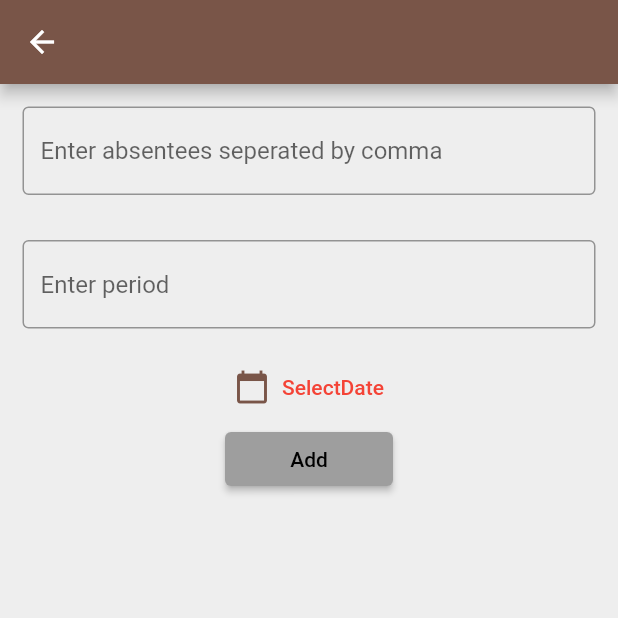
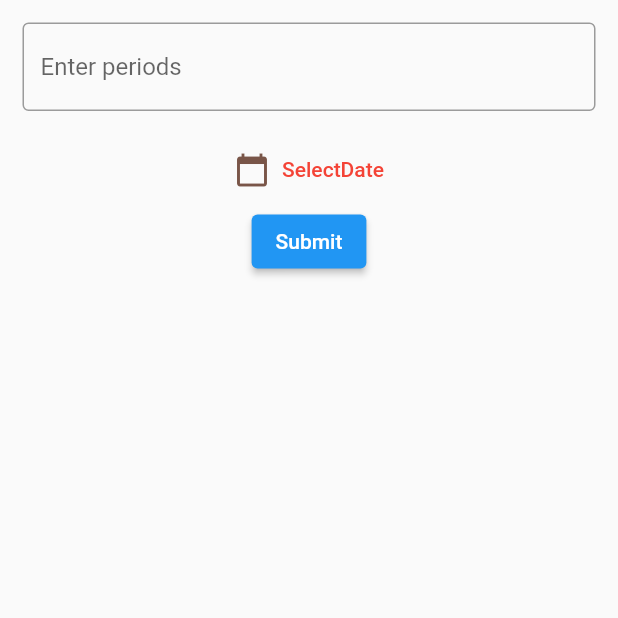
Before and after one commit to rjtechlab/attendance_calculator, a Flutter app: the AttendanceScreen screen opened directly with empty values, after a tap on the "add" icon, on a phone screen of 412 x 824 dp, the top half of it. Run offline on Flutter 3.47's test engine with Material 2 defaults, Android fonts, the phone set to English and light mode, and no system bars; our stand-ins replace hive_flutter; accounts and stored records are empty.

Commit message:
attendance entry on each period added,have to remove double comma

```diff
--- /dev/null
+++ b/lib/screens/add_period.dart
@@ -0,0 +1,95 @@
+import 'package:attendance_calculator/model/subject_model.dart';
+import 'package:flutter/material.dart';
+import 'package:flutter/services.dart';
+import 'package:intl/intl.dart';
+
+import 'entery_attendance.dart';
+class AddPeriodScreen extends StatelessWidget {
+
+  List<int>periodlist=[];
+  final period_controller=TextEditingController();
+ final _FormKey = GlobalKey<FormState>();
+  ValueNotifier<String> datein_string = ValueNotifier<String>('');
+  DateTime? date;
+
+  SubjectModel passingsubjectmodel;
+  AddPeriodScreen({required this.passingsubjectmodel});
+
+
+
+  @override
+  Widget build(BuildContext context) {
+
+    return Scaffold(
+      body: SafeArea(
+        child: Center(
+          child: Column(
+            children: [
+              Padding(
+                padding: const EdgeInsets.all(15.0),
+                child: Form(
+                  key: _FormKey,
+                  child: TextFormField(
+                    validator: (value){
+                      if(value=='0'||value==null||value.isEmpty){
+                        return 'Please enter period';
+                      }
+
+                    },
+                    keyboardType: TextInputType.number,
+                    inputFormatters: [
+                      FilteringTextInputFormatter.allow(RegExp('[0-9,]')),
+                    ],
+                    decoration: const InputDecoration(
+                        hintText: 'Enter periods', border: OutlineInputBorder()),
+                    controller: period_controller,
+                  ),
+                ),
+              ),
+              //----------------
+              TextButton.icon(
+                onPressed: () async {
+                  final selecteddatetemp = await showDatePicker(
+                      context: context,
+                      initialDate: DateTime.now(),
+                      firstDate: DateTime.now().subtract(Duration(days: 30)),
+                      lastDate: DateTime.now());
+                  if (selecteddatetemp == null) {
+                    return;
+                  }
+                  else {
+                    date = selecteddatetemp;
+                    datein_string.value = date.toString();
+                  }
+                },
+                icon: Icon(Icons.calendar_today,color: Colors.brown,),
+                label:  ValueListenableBuilder( valueListenable: datein_string,
+                  builder: (BuildContext ctx, String finaldate, Widget? _) {
+                    return date==null?Text('SelectDate',style: TextStyle(color: Colors.red),):Text(DateFormat.yMMMd().format(date!),style: TextStyle(color: Colors.brown),);
+                  },
+                ),
+              ),
+              //---------------------------------
+              ElevatedButton(onPressed: (){
+                  if( _FormKey.currentState!.validate()){
+                          if(date==null)
+                          {
+                            return;
+                          }
+                              //----------------
+                          final period= period_controller.text;
+                          final period1= period.split(',');
+                          periodlist = period1.map(int.parse).toList();
+                          Navigator.of(context).push(MaterialPageRoute(builder: (C){
+                            return EnterAttendance(periodlist,passingsubjectmodel);
+                          }));
+
+                    }
+                  },
+                  child: Text('Submit'))
+            ],
+          ),
+        ),),
+    );
+  }
+}
--- a/lib/screens/add_attendance_screen.dart
+++ b/lib/screens/add_period_screen.dart
@@ -69,9 +69,10 @@ class AddAttendanceScreen extends StatelessWidget {
                 keyboardType: TextInputType.number,
                 inputFormatters: [
                   FilteringTextInputFormatter.allow(RegExp('[0-9,]')),
+
                 ],
                 decoration: const InputDecoration(
-                    hintText: 'Enter period', border: OutlineInputBorder()),
+                    hintText: 'Enter periods', border: OutlineInputBorder()),
                 controller: period_controller,
               ),
             ),
--- a/lib/screens/attendance_screen.dart
+++ b/lib/screens/attendance_screen.dart
@@ -1,13 +1,15 @@
 import 'package:attendance_calculator/main.dart';
 import 'package:attendance_calculator/model/attendance_model.dart';
 import 'package:attendance_calculator/model/subject_model.dart';
-import 'package:attendance_calculator/screens/add_attendance_screen.dart';
+import 'package:attendance_calculator/screens/add_period.dart';
 import 'package:attendance_calculator/screens/calculate_attendance_screen.dart';
 import 'package:attendance_calculator/screens/home_screen.dart';
 import 'package:flutter/cupertino.dart';
 import 'package:flutter/material.dart';
 import 'package:hive_flutter/hive_flutter.dart';
 import 'package:intl/intl.dart';
+
+import 'add_period_screen.dart';
 
 class AttendanceScreen extends StatelessWidget {
   SubjectModel subjectmodel;
@@ -29,9 +31,11 @@ class AttendanceScreen extends StatelessWidget {
 
           Navigator.of(context).push(MaterialPageRoute(builder: (context)
           {
-            return AddAttendanceScreen(subjectModel: subjectmodel,
-
-            );}));
+            return AddPeriodScreen(passingsubjectmodel: subjectmodel,);
+            //---------------------------------------
+            //return AddAttendanceScreen(subjectModel: subjectmodel,);
+            //-------------------------------------
+          }));
 
 
         }, icon: Icon(Icons.add))
--- a/lib/screens/home_screen.dart
+++ b/lib/screens/home_screen.dart
@@ -3,7 +3,7 @@ import 'dart:async';
 import 'package:attendance_calculator/main.dart';
 import 'package:attendance_calculator/model/subject_model.dart';
 import 'package:attendance_calculator/screens/addsubject_screen.dart';
-import 'package:attendance_calculator/screens/add_attendance_screen.dart';
+import 'package:attendance_calculator/screens/add_period.dart';
 import 'package:flutter/cupertino.dart';
 import 'package:flutter/material.dart';
 import 'package:hive_flutter/hive_flutter.dart';
```
Also changed, not shown: lib/screens/entery_attendance.dart (added, +156 -0 lines).
